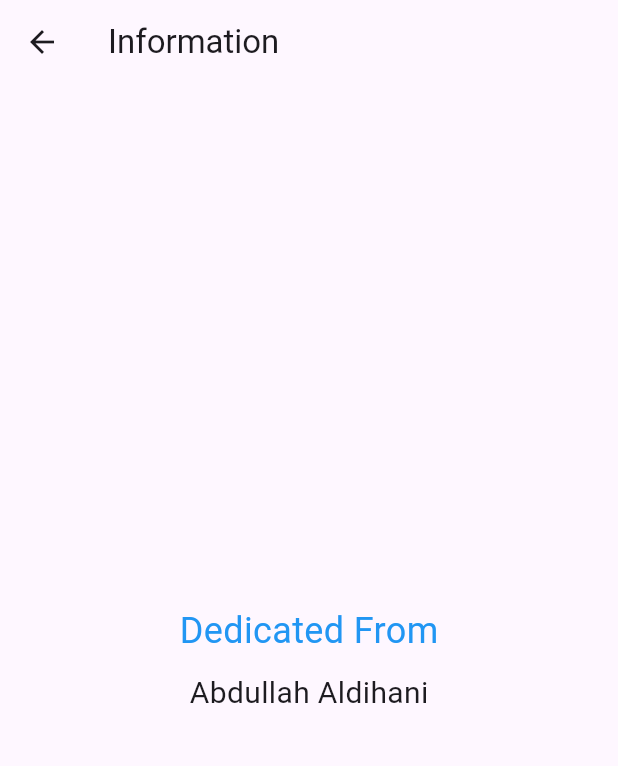
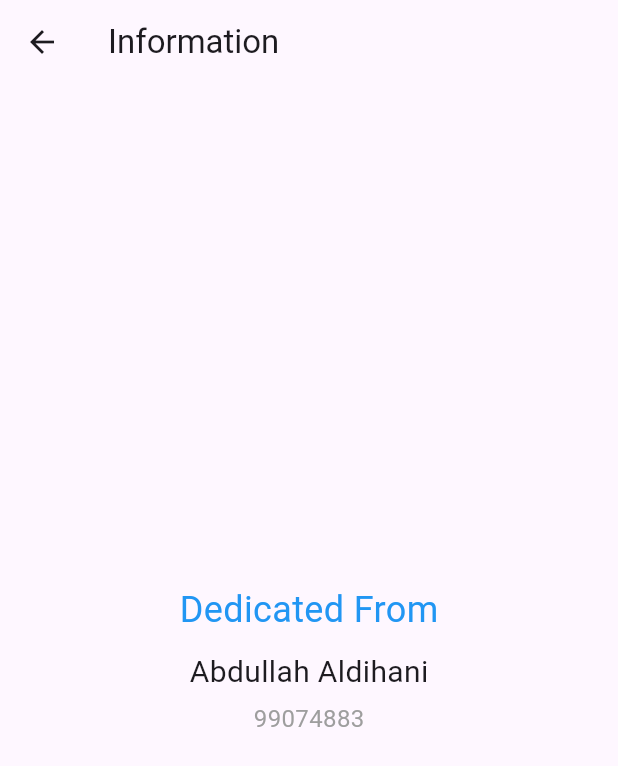
Before and after one commit to fastq0894-tech/Dapp, a Flutter app: the InfoScreen screen opened directly, on a phone screen of 412 x 824 dp. Shown: the top 766 px of the screen. Run offline on Flutter 3.47's test engine with Material 3 defaults, Android fonts, the phone set to English and light mode, and no system bars; our stand-ins replace shared_preferences, table_calendar; accounts and stored records are empty.

Commit message:
Update main.dart

```diff
--- a/lib/main.dart
+++ b/lib/main.dart
@@ -272,10 +272,15 @@ Text(
               'Abdullah Aldihani',
               style: TextStyle(fontSize: 20),
             ),
+            // This is the new line for your phone number
+            SizedBox(height: 5), // Smaller gap between name and number
+            Text(
+              '99074883',
+              style: TextStyle(fontSize: 16, color: Colors.grey),
+            ),
           ],
         ),
       ),
     );
   }
-
 }
```
Lines whose indentation alone changed are shown as unchanged.
